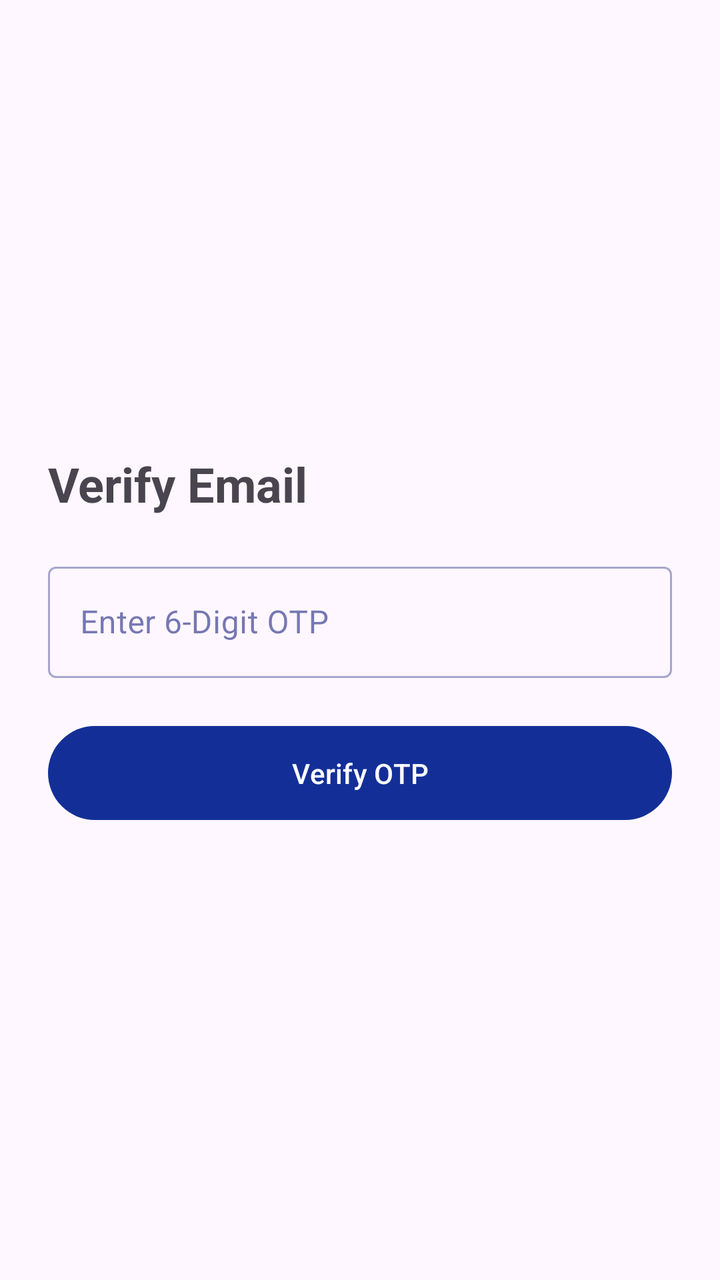
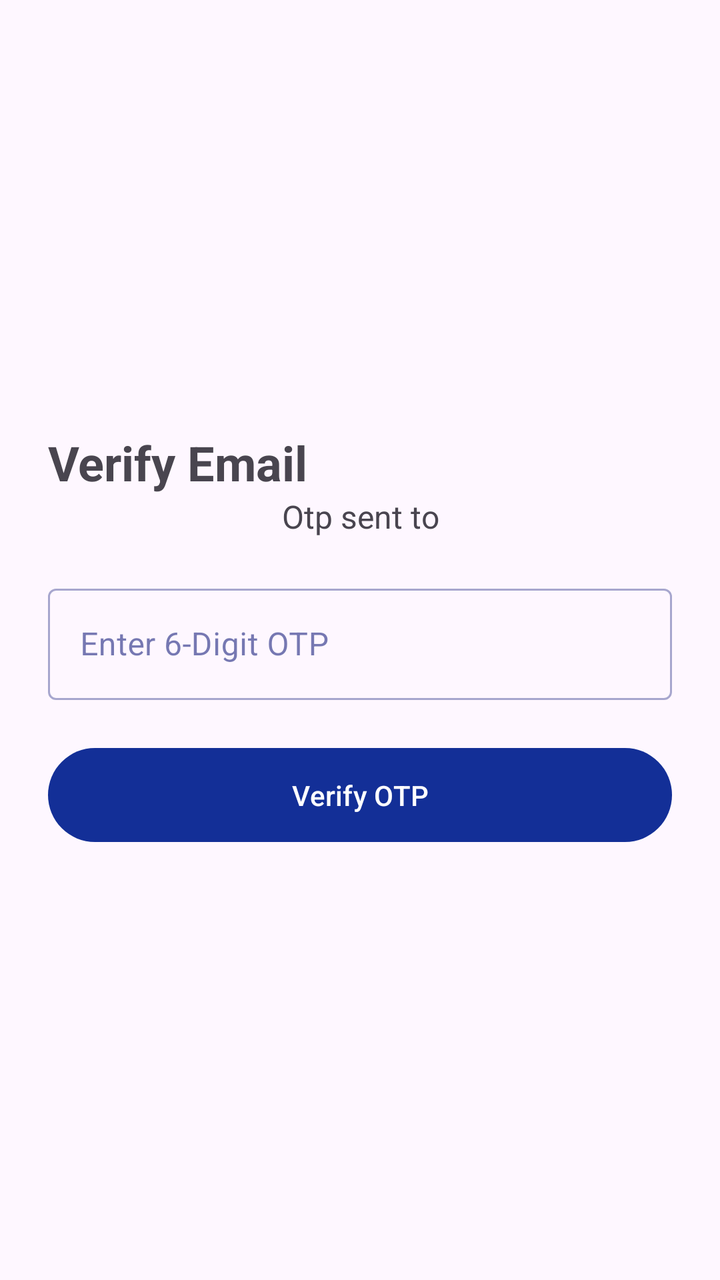

Two renders of the same Android screen: before a commit and after it. Below are the layout's source before the change and the commit's diff.
<!-- AndroidManifest.xml: application theme Theme.MyApplication -->
<!-- res/layout/activity_check_otp.xml -->
<LinearLayout xmlns:android="http://schemas.android.com/apk/res/android"
    android:layout_width="match_parent"
    android:layout_height="match_parent"
    android:orientation="vertical"
    android:padding="24dp"
    android:gravity="center_vertical">

    <TextView
        android:layout_width="wrap_content"
        android:layout_height="wrap_content"
        android:text="Verify Email"
        android:textSize="24sp"
        android:textStyle="bold" />

    <com.google.android.material.textfield.TextInputLayout
        style="@style/Widget.MaterialComponents.TextInputLayout.OutlinedBox"
        android:layout_width="match_parent"
        android:layout_height="wrap_content"
        android:layout_marginTop="20dp"
        android:hint="Enter 6-Digit OTP">

        <com.google.android.material.textfield.TextInputEditText
            android:id="@+id/et_otp_code"
            android:layout_width="match_parent"
            android:layout_height="wrap_content"
            android:inputType="number"
            android:maxLength="6" />

    </com.google.android.material.textfield.TextInputLayout>

    <Button
        android:id="@+id/btn_verify_otp"
        android:layout_width="match_parent"
        android:layout_height="55dp"
        android:layout_marginTop="20dp"
        android:text="Verify OTP" />

</LinearLayout>
<!-- resources referenced by this layout -->
<resources>
  <style name="Theme.MyApplication" parent="Base.Theme.MyApplication" />
  <style name="Base.Theme.MyApplication" parent="Theme.Material3.DayNight.NoActionBar">
          <item name="colorPrimary">#132F97</item>
          <item name="colorOnPrimary">@color/white</item>
          <item name="colorSurface">@color/white</item>
          <item name="colorOnSurface">#1A237E</item>
          <item name="colorSecondary">#527132</item>
          <item name="android:statusBarColor">?attr/colorSurface</item>
          <item name="android:windowLightStatusBar">true</item>
          <item name="android:navigationBarColor">?attr/colorSurface</item>
      </style>
  <color name="white">#FFFFFFFF</color>
</resources>

<!-- the commit's change to res/layout/activity_check_otp.xml (unified diff, before → after) -->
@@ -11,6 +11,14 @@
         android:text="Verify Email"
         android:textSize="24sp"
         android:textStyle="bold" />
+
+    <TextView
+        android:id="@+id/tv_email"
+        android:layout_width="match_parent"
+        android:layout_height="wrap_content"
+        android:text="Otp sent to"
+        android:textSize="16sp"
+        android:gravity="center"/>
 
     <com.google.android.material.textfield.TextInputLayout
         style="@style/Widget.MaterialComponents.TextInputLayout.OutlinedBox"
